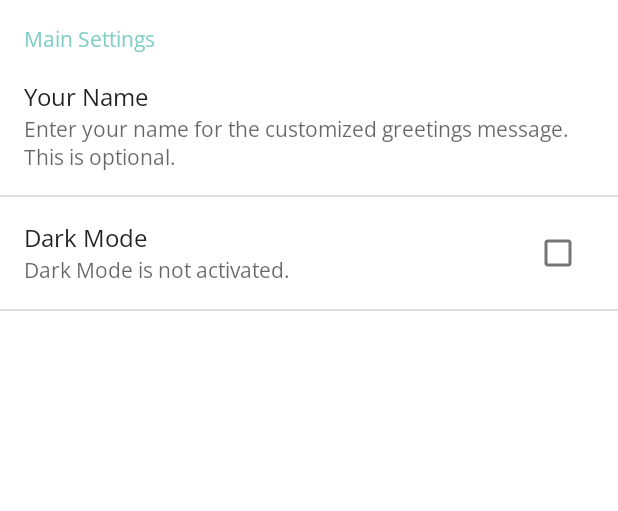
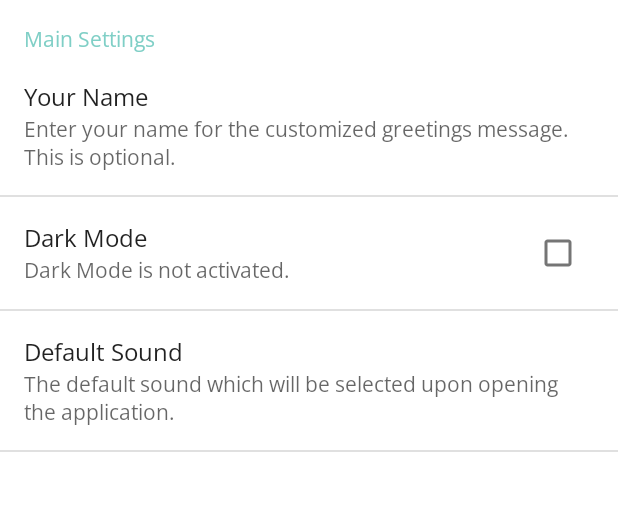
Before and after one commit to tara-pogancev/android-white-noise, an Android app: the screen it shows after launch (Settings), after a tap on an icon or button, on a phone screen of 412 x 824 dp, the part 120-631 px from its top. Run offline under Robolectric (Android 15) with nearby library versions, the phone set to English and light mode, and no system bars; 2 other taps on this screen came first.

Commit message:
feat: selecting default noise

```diff
--- a/DeNoise/app/src/main/java/com/tarapogancev/denoise/MainActivity.java
+++ b/DeNoise/app/src/main/java/com/tarapogancev/denoise/MainActivity.java
@@ -32,6 +32,7 @@ public class MainActivity extends AppCompatActivity {
         super.onCreate(savedInstanceState);
         setContentView(R.layout.activity_main);
         refreshTheme();
+        setDefaultSound();
 
         SharedPreferences preferences = PreferenceManager.getDefaultSharedPreferences(this);
         if (preferences.getBoolean("firstRun", false)) {
@@ -130,6 +131,18 @@ public class MainActivity extends AppCompatActivity {
         refreshCurrentSoundText();
     }
 
+    private void setDefaultSound() {
+        SharedPreferences preferences = PreferenceManager.getDefaultSharedPreferences(this);
+        String defaultSound = preferences.getString("defaultSound", "White Noise");
+        if (defaultSound.equals("White Noise")) {
+            mediaPlayerService.setSong(0);
+        } else if (defaultSound.equals("Pink Noise")) {
+            mediaPlayerService.setSong(1);
+        } else {
+            mediaPlayerService.setSong(2);
+        }
+    }
+
     private void redirectWhiteNoise() {
         Intent intent = new Intent(MainActivity.this, WhiteNoisePlayer.class);
         startActivity(intent);
--- a/DeNoise/app/src/main/res/values/strings.xml
+++ b/DeNoise/app/src/main/res/values/strings.xml
@@ -1,3 +1,9 @@
 <resources>
     <string name="app_name">DeNoise - Calming White Noise</string>
+
+    <string-array name="pref_defaultSound">
+        <item>White Noise</item>
+        <item>Pink Noise</item>
+        <item>Brown Noise</item>
+    </string-array>
 </resources>
--- a/DeNoise/app/src/main/res/xml/preferences.xml
+++ b/DeNoise/app/src/main/res/xml/preferences.xml
@@ -19,7 +19,15 @@
             android:summaryOff="Dark Mode is not activated."
             />
 
-
+        <ListPreference
+            android:key="defaultSound"
+            android:title="Default Sound"
+            android:summary="The default sound which will be selected upon opening the application."
+            android:dialogTitle="Select default sound"
+            android:entries="@array/pref_defaultSound"
+            android:entryValues="@array/pref_defaultSound"
+            android:defaultValue="White Noise"
+            />
 
     </PreferenceCategory>
 
```
